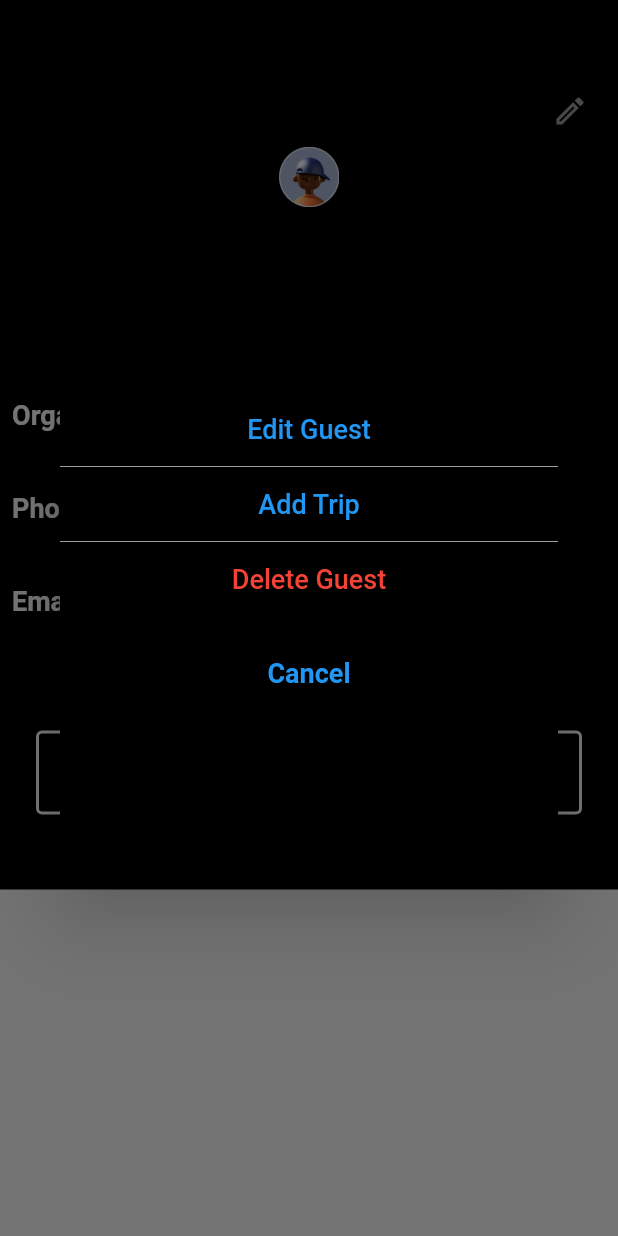
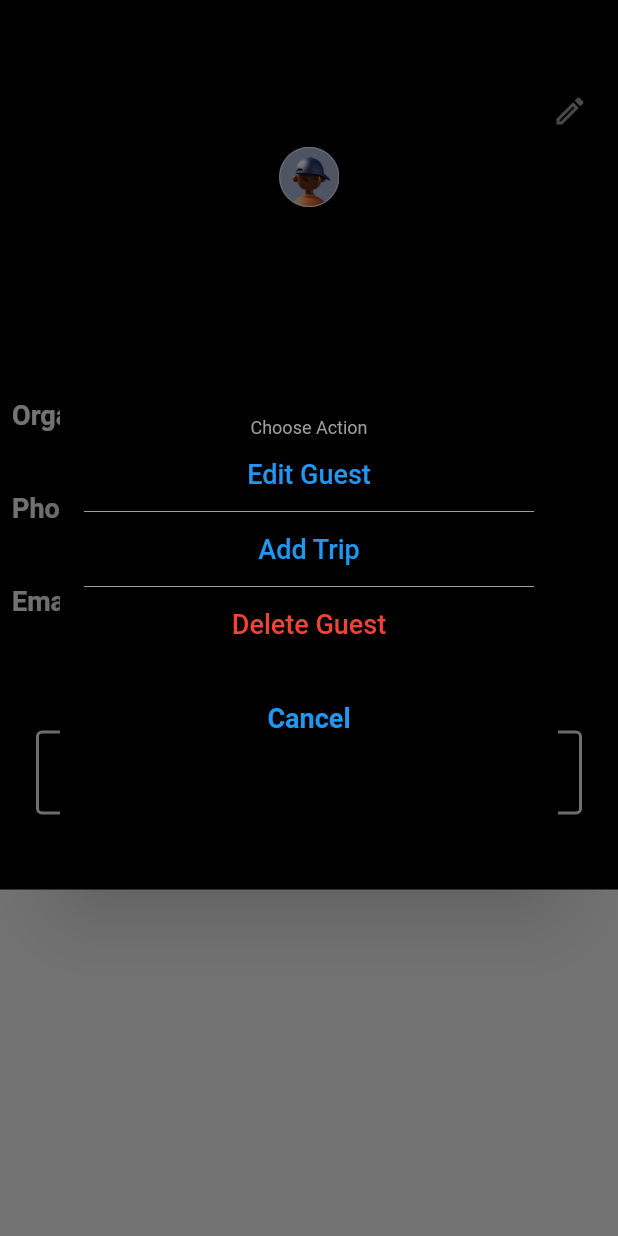
Before and after one commit to samaa99/final-task, a Flutter app: the GuestDetailsScreen widget shown alone on an empty page, opened directly with empty values, after a tap on the "mode edit outline" icon, on a phone screen of 412 x 824 dp. Run offline on Flutter 3.47's test engine with Material 2 defaults, Android fonts, the phone set to English and light mode, and no system bars; our stand-ins replace bloc, flutter_bloc, flutter_rating_bar; network calls fail.

Commit message:
deleting some comments

```diff
--- a/lib/business_logic/guest_state.dart
+++ b/lib/business_logic/guest_state.dart
@@ -9,8 +9,3 @@ class GuestsLoaded extends GuestState {
   final List<GuestDetailsModel> guests;
   GuestsLoaded(this.guests);
 }
-
-// class TripsLoaded extends GuestState {
-//   final List<Trips> trips;
-//   TripsLoaded(this.trips);
-// }
--- a/lib/screens/guest_details_screen.dart
+++ b/lib/screens/guest_details_screen.dart
@@ -28,12 +28,18 @@ class GuestDetailsScreen extends StatelessWidget {
   Dialog actionMenu = Dialog(
     shape: RoundedRectangleBorder(borderRadius: BorderRadius.circular(10.0)),
     child: Container(
+      padding: EdgeInsets.all(16),
       height: 300,
       width: 600,
       color: Colors.black,
       child: Column(
         crossAxisAlignment: CrossAxisAlignment.stretch,
         children: [
+          const Text(
+            'Choose Action',
+            textAlign: TextAlign.center,
+            style: TextStyle(color: Colors.grey, fontSize: 12),
+          ),
           ElevatedButton(
             onPressed: () {},
             style: ButtonStyle(
```
Also changed, not shown: lib/business_logic/guest_cubit.dart (+0 -8 lines), lib/repository/guset_repository.dart (+0 -7 lines), lib/web_services/guest_web_service.dart (+0 -25 lines).
